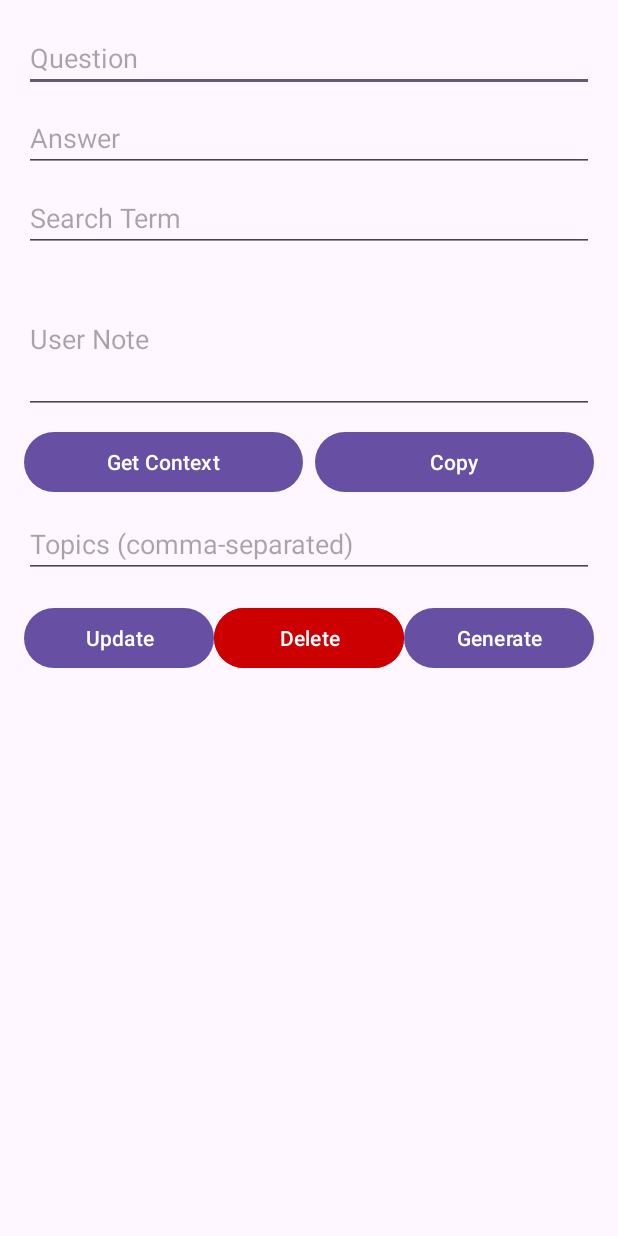
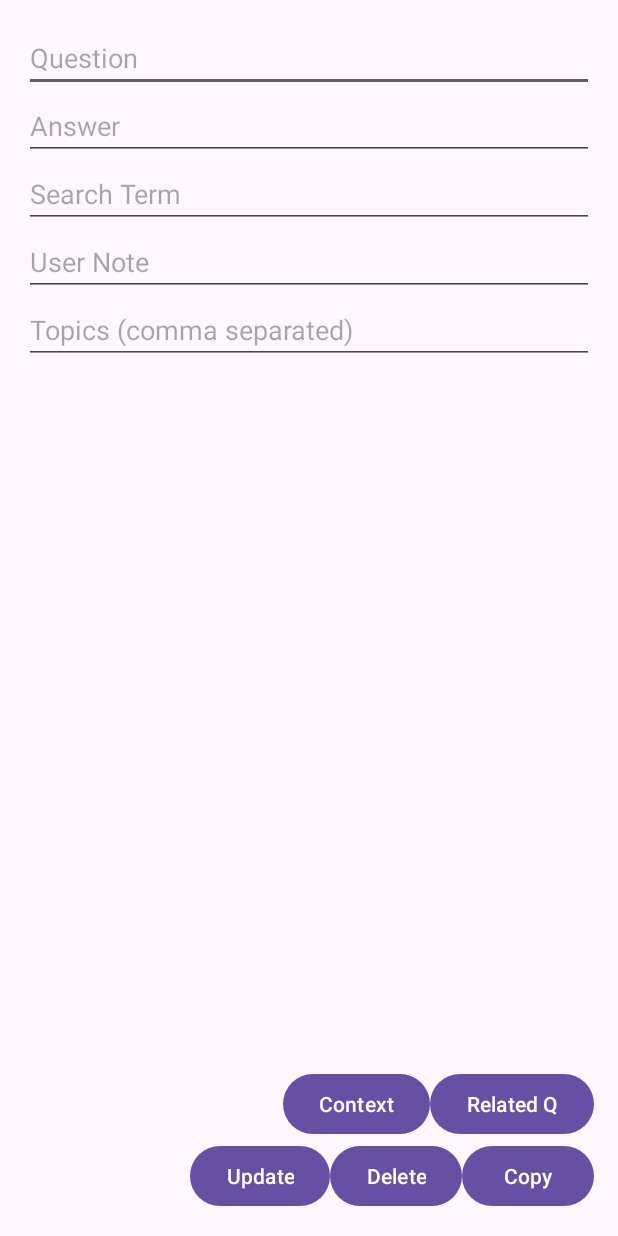
Before and after one commit to heizer23/flashcardapp, an Android app: the layout activity_edit_flashcard.xml on its own in the app's theme, with its tools: preview values and no code run, on a phone screen of 412 x 824 dp. Run offline under Robolectric (Android 15) with nearby library versions, the light colour scheme and no system bars.

Commit message:
autowrite (works but is not on mobile) 2: Detail button doenst scroll

```diff
--- a/app/src/main/res/layout/activity_edit_flashcard.xml
+++ b/app/src/main/res/layout/activity_edit_flashcard.xml
@@ -1,103 +1,109 @@
-<!-- File: activity_edit_flashcard.xml -->
 <LinearLayout
     xmlns:android="http://schemas.android.com/apk/res/android"
+    android:layout_width="match_parent"
+    android:layout_height="match_parent"
     android:orientation="vertical"
-    android:padding="16dp"
+    android:padding="16dp">
+
+    <!-- Scrollable area for EditTexts -->
+    <ScrollView
         android:layout_width="match_parent"
-    android:layout_height="match_parent">
+        android:layout_height="0dp"
+        android:layout_weight="1">
 
+        <LinearLayout
+            android:layout_width="match_parent"
+            android:layout_height="wrap_content"
+            android:orientation="vertical">
+
+            <!-- Question -->
             <EditText
                 android:id="@+id/et_question"
-        android:hint="Question"
                 android:layout_width="match_parent"
-        android:layout_height="wrap_content" />
+                android:layout_height="wrap_content"
+                android:hint="Question"/>
 
+            <!-- Answer -->
             <EditText
                 android:id="@+id/et_answer"
-        android:hint="Answer"
                 android:layout_width="match_parent"
                 android:layout_height="wrap_content"
-        android:layout_marginTop="8dp" />
+                android:hint="Answer"/>
 
+            <!-- SearchTerm -->
             <EditText
                 android:id="@+id/et_search_term"
-        android:hint="Search Term"
                 android:layout_width="match_parent"
                 android:layout_height="wrap_content"
-        android:layout_marginTop="8dp" />
+                android:hint="Search Term"/>
 
-    <!-- User Note Section with Full Width EditText and Below Button -->
+            <!-- UserNote -->
             <EditText
                 android:id="@+id/et_user_note"
-        android:hint="User Note"
                 android:layout_width="match_parent"
                 android:layout_height="wrap_content"
-        android:layout_marginTop="8dp"
-        android:minHeight="100dp"
-        android:maxLines="6" />
+                android:hint="User Note"/>
 
-    <LinearLayout
-        android:orientation="horizontal"
+            <!-- Topics -->
+            <EditText
+                android:id="@+id/et_topics"
                 android:layout_width="match_parent"
                 android:layout_height="wrap_content"
-        android:layout_marginTop="8dp">
+                android:hint="Topics (comma separated)"/>
+        </LinearLayout>
+    </ScrollView>
 
-        <!-- Get Context Button -->
+    <!-- Bottom container for two rows of buttons -->
+    <LinearLayout
+        android:layout_width="match_parent"
+        android:layout_height="wrap_content"
+        android:orientation="vertical">
+
+        <!-- First row: Context & Related Question -->
+        <LinearLayout
+            android:layout_width="match_parent"
+            android:layout_height="wrap_content"
+            android:orientation="horizontal"
+            android:gravity="end">
+
             <Button
                 android:id="@+id/btn_context"
-            android:layout_width="0dp"
-            android:layout_weight="1"
+                android:layout_width="wrap_content"
                 android:layout_height="wrap_content"
-            android:text="Get Context" />
+                android:text="Context"/>
 
-        <!-- Copy Button -->
             <Button
-            android:id="@+id/btn_copy"
-            android:layout_width="0dp"
+                android:id="@+id/btn_generate_related_question"
+                android:layout_width="wrap_content"
                 android:layout_height="wrap_content"
-            android:text="Copy"
-            android:layout_weight="1"
-            android:layout_marginStart="8dp" />
-
+                android:text="Related Q"/>
         </LinearLayout>
 
-    <EditText
-        android:id="@+id/et_topics"
-        android:hint="Topics (comma-separated)"
+        <!-- Second row: Update, Delete, Copy -->
+        <LinearLayout
             android:layout_width="match_parent"
             android:layout_height="wrap_content"
-        android:layout_marginTop="8dp" />
-
-    <!-- Bottom Button Row -->
-    <LinearLayout
             android:orientation="horizontal"
-        android:layout_width="match_parent"
-        android:layout_height="wrap_content"
-        android:layout_marginTop="16dp">
+            android:gravity="end">
 
             <Button
                 android:id="@+id/btn_update"
-            android:text="Update"
-            android:layout_width="0dp"
+                android:layout_width="wrap_content"
                 android:layout_height="wrap_content"
-            android:layout_weight="1" />
+                android:text="Update"/>
 
             <Button
                 android:id="@+id/btn_delete"
-            android:layout_width="0dp"
+                android:layout_width="wrap_content"
                 android:layout_height="wrap_content"
-            android:text="Delete"
-            android:backgroundTint="@android:color/holo_red_dark"
-            android:textColor="@android:color/white"
-            android:layout_weight="1"/>
-
+                android:text="Delete"/>
 
             <Button
-            android:id="@+id/btn_generate_related_question"
-            android:text="Generate"
-            android:layout_width="0dp"
+                android:id="@+id/btn_copy"
+                android:layout_width="wrap_content"
                 android:layout_height="wrap_content"
-            android:layout_weight="1"
-             />
+                android:text="Copy"/>
         </LinearLayout>
     </LinearLayout>
+
+</LinearLayout>
```
Also changed, not shown: 3 other files. Lines whose indentation alone changed are shown as unchanged.
